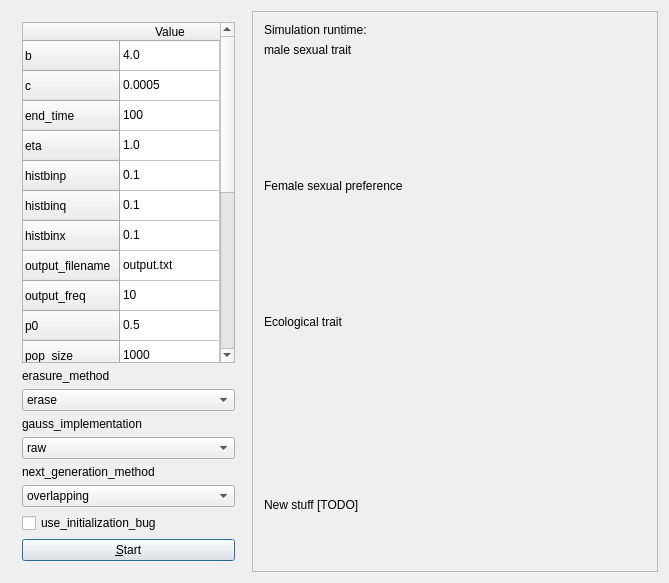
The window that sado_qtdialog.ui (richelbilderbeek/pbdmms) describes before a commit, drawn with Qt 5.
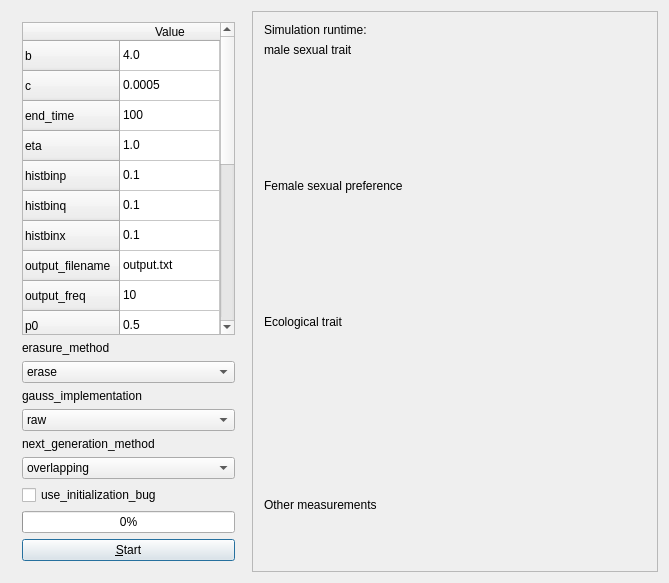
The same window after the commit. Custom widgets are drawn as their Qt base class.

```diff
--- a/sado_qtdialog.ui
+++ b/sado_qtdialog.ui
@@ -318,6 +318,13 @@
         </property>
        </widget>
       </item>
+      <item>
+       <widget class="QProgressBar" name="progressBar">
+        <property name="value">
+         <number>0</number>
+        </property>
+       </widget>
+      </item>
       <item>
        <widget class="QPushButton" name="start">
         <property name="text">
@@ -417,7 +424,7 @@
           <bool>true</bool>
          </property>
          <property name="text">
-          <string>New stuff [TODO]</string>
+          <string>Other measurements</string>
          </property>
         </widget>
        </item>
```
